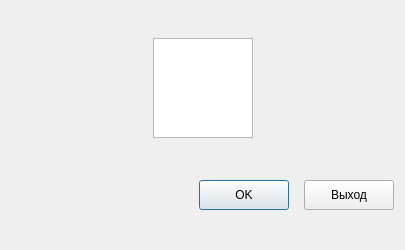
Qt form src/dialogs/dialogauthentification.ui (Arox/makler) before a commit.
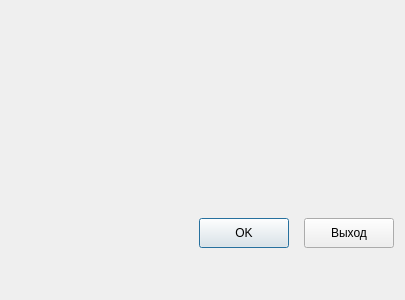
The same form after that commit. Icons and pictures are not drawn.

Commit message:
Иконка при загрузке
Добавлена иконка при загрузке

What changed in the file:
```diff
--- a/src/dialogs/dialogauthentification.ui
+++ b/src/dialogs/dialogauthentification.ui
@@ -10,7 +10,7 @@
     <x>0</x>
     <y>0</y>
     <width>405</width>
-    <height>250</height>
+    <height>300</height>
    </rect>
   </property>
   <property name="sizePolicy">
@@ -22,13 +22,13 @@
   <property name="minimumSize">
    <size>
     <width>403</width>
-    <height>250</height>
+    <height>300</height>
    </size>
   </property>
   <property name="maximumSize">
    <size>
     <width>405</width>
-    <height>250</height>
+    <height>300</height>
    </size>
   </property>
   <property name="contextMenuPolicy">
@@ -60,13 +60,22 @@
       </spacer>
      </item>
      <item>
-      <widget class="QGraphicsView" name="graphicsView">
+      <widget class="QLabel" name="label">
        <property name="maximumSize">
         <size>
-         <width>100</width>
-         <height>100</height>
+         <width>90</width>
+         <height>110</height>
         </size>
        </property>
+       <property name="text">
+        <string/>
+       </property>
+       <property name="pixmap">
+        <pixmap resource="../../resourses.qrc">:/main/idea.png</pixmap>
+       </property>
+       <property name="scaledContents">
+        <bool>true</bool>
+       </property>
       </widget>
      </item>
      <item>
```
Left out of the diff: 5 changed lines with no effect on the pictures. The commit also changes 2 other files.
